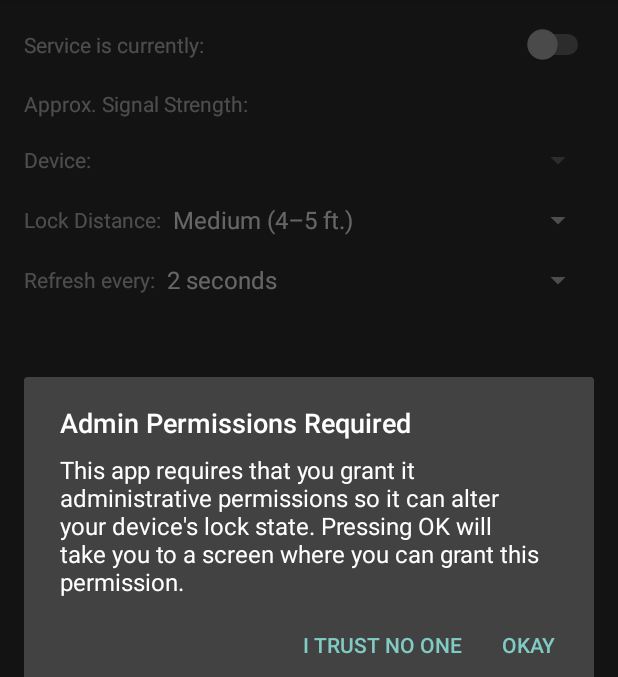
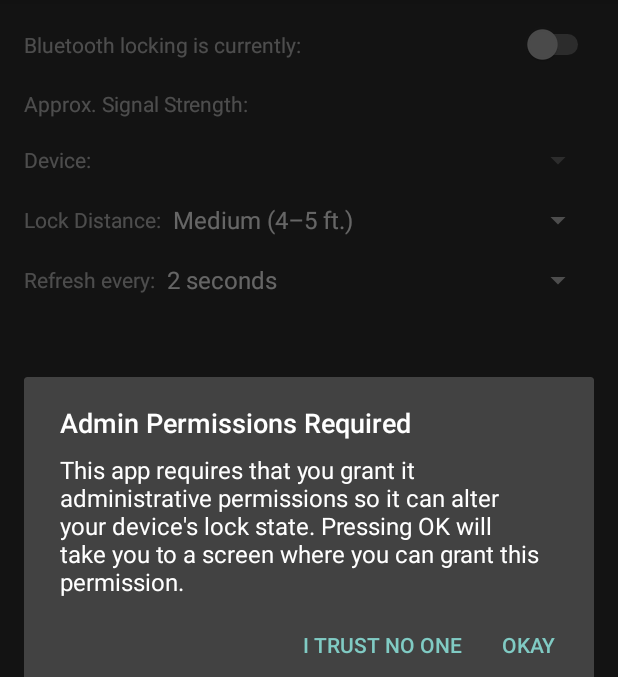
Before and after one commit to cjmoran/Bluetooth-Proximity-Lock, an Android app: the fragment BluetoothFragment shown on its own in the app's theme, on a phone screen of 412 x 824 dp, the part 84-761 px from its top. Run offline under Robolectric (Android 15) with nearby library versions, the phone set to English and light mode, and no system bars.

Commit message:
Minor refactoring and small changes

```diff
--- a/Bluetooth Proximity Lock/src/main/res/values/strings.xml
+++ b/Bluetooth Proximity Lock/src/main/res/values/strings.xml
@@ -13,16 +13,14 @@
 	<string name="device_admin_description">Allow Bluetooth Proximity Lock to set passwords and
 		lock/unlock your device.</string>
 
-	<string name="enable_bt_dialog_title">Bluetooth is Disabled</string>
-	<string name="enable_bt_dialog_text">Bluetooth needs to be enabled.
-		Would you like to go to Bluetooth settings?</string>
-	<string name="bt_settings">Bluetooth Settings</string>
+	<string name="enable_bt_dialog_title">Bluetooth is off</string>
+	<string name="enable_bt_dialog_text">Bluetooth needs to be enabled. Would you like to enable it?</string>
 
 	<string name="ok">Okay</string>
 	<string name="cancel">Cancel</string>
 
 	<!-- Bluetooth fragment -->
-	<string name="service_is">Service is currently:</string>
+	<string name="service_is">Bluetooth locking is currently:</string>
 	<string name="loading">Loading&#8230;</string>
 
     <string name="signal_strength">Approx. Signal Strength:\u0020</string>
```
Also changed, not shown: Bluetooth Proximity Lock/src/main/java/com/javadog/bluetoothproximitylock/BluetoothFragment.java (+2 -29 lines), Bluetooth Proximity Lock/src/main/java/com/javadog/bluetoothproximitylock/SignalReaderService.java (+42 -4 lines).
